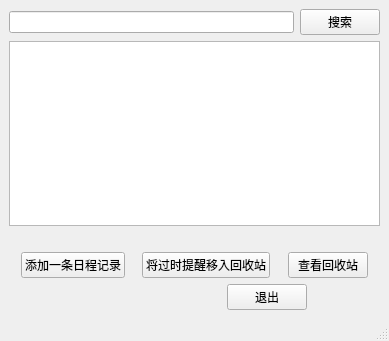
Qt form src/reminder_window.ui (AzusaKe/sdu-2-homework) before a commit.
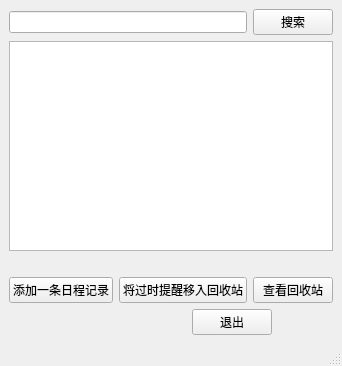
The same form after that commit.

What changed in the file:
```diff
--- a/src/reminder_window.ui
+++ b/src/reminder_window.ui
@@ -6,8 +6,8 @@
    <rect>
     <x>0</x>
     <y>0</y>
-    <width>389</width>
-    <height>341</height>
+    <width>326</width>
+    <height>366</height>
    </rect>
   </property>
   <property name="windowTitle">
```
Left out of the diff: 2 changed lines with no effect on the pictures.
